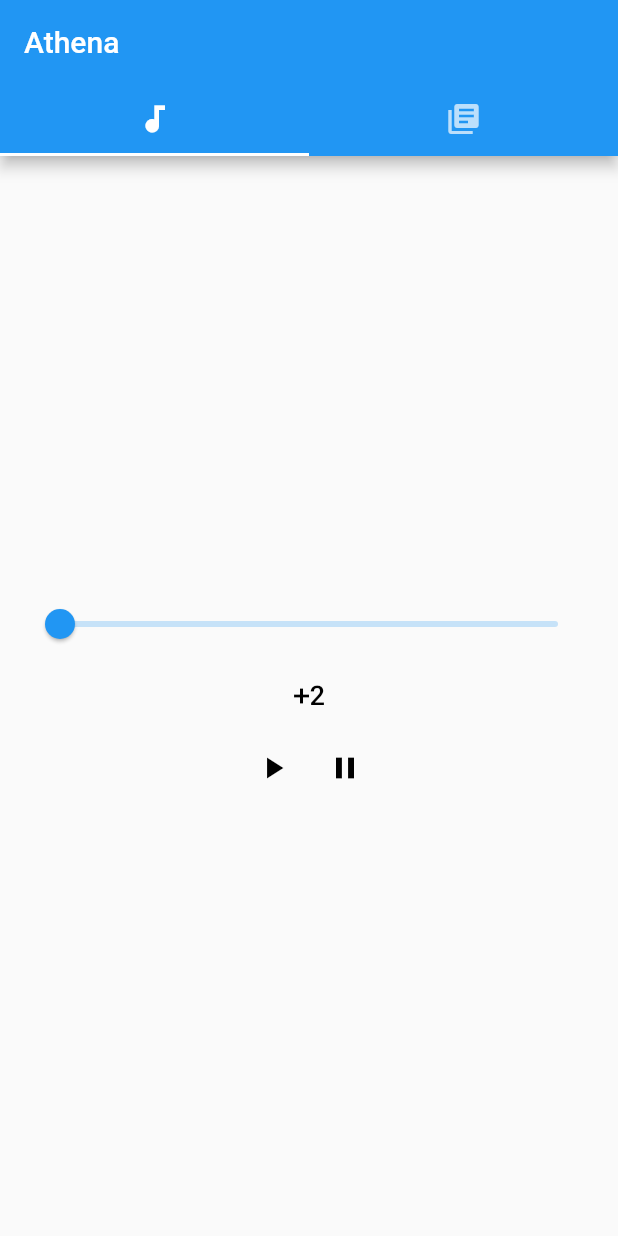
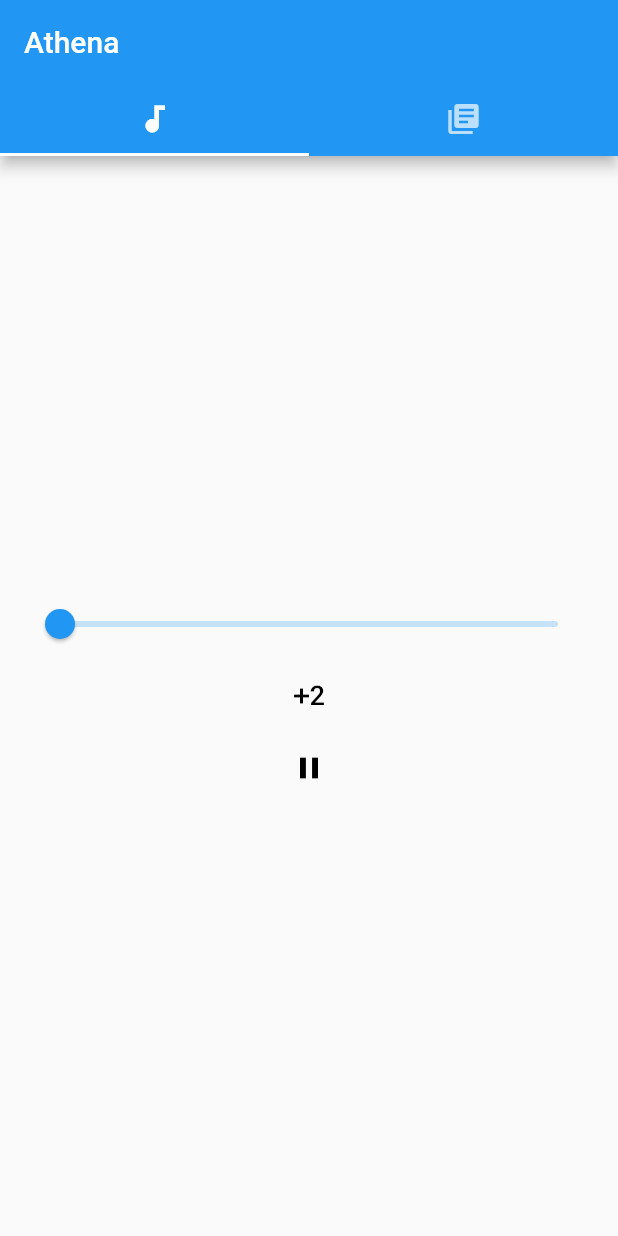
Before and after one commit to Potolski/Athena, a Flutter app: the screen it shows after launch, after a tap on the "play arrow" icon, on a phone screen of 412 x 824 dp. Run offline on Flutter 3.47's test engine with Material 2 defaults, Android fonts, the phone set to English and light mode, and no system bars; our stand-ins replace audioplayers, permission_handler; missing offline and left inert: folder_picker.

Commit message:
Add play-páuse state

```diff
--- a/lib/tabsContent/audioTab.dart
+++ b/lib/tabsContent/audioTab.dart
@@ -16,6 +16,7 @@ class _AudioTab extends State<AudioTab> {
   Duration _position = new Duration();
   AudioPlayer advancedPlayer;
   AudioCache audioCache;
+  bool _isPaused = true;
 
   @override
   void initState() {
@@ -34,7 +35,19 @@ class _AudioTab extends State<AudioTab> {
     advancedPlayer.onAudioPositionChanged.listen((p) => setState(() {
           _position = p;
         }));
-  }
+      }
+
+void _togglePlay() {
+  setState(() {
+    if (_isPaused) {
+      audioCache.play('audio.mp3');
+      _isPaused = false;
+    } else {
+      advancedPlayer.pause();
+      _isPaused = true;
+    }
+  });
+}
 
   String localFilePath;
 
@@ -60,11 +73,9 @@ class _AudioTab extends State<AudioTab> {
                       mainAxisAlignment: MainAxisAlignment.center,
                       children: [
                         AudioBtn(
-                            onPressed: () => audioCache.play('audio.mp3'),
-                            iconData: Icons.play_arrow),
-                        AudioBtn(
-                            onPressed: () => advancedPlayer.pause(),
-                            iconData: Icons.pause)
+                          onPressed: _togglePlay,
+                          iconData: (_isPaused ? Icons.play_arrow : Icons.pause)
+                        )
                       ])
                 ])));
   }
```
